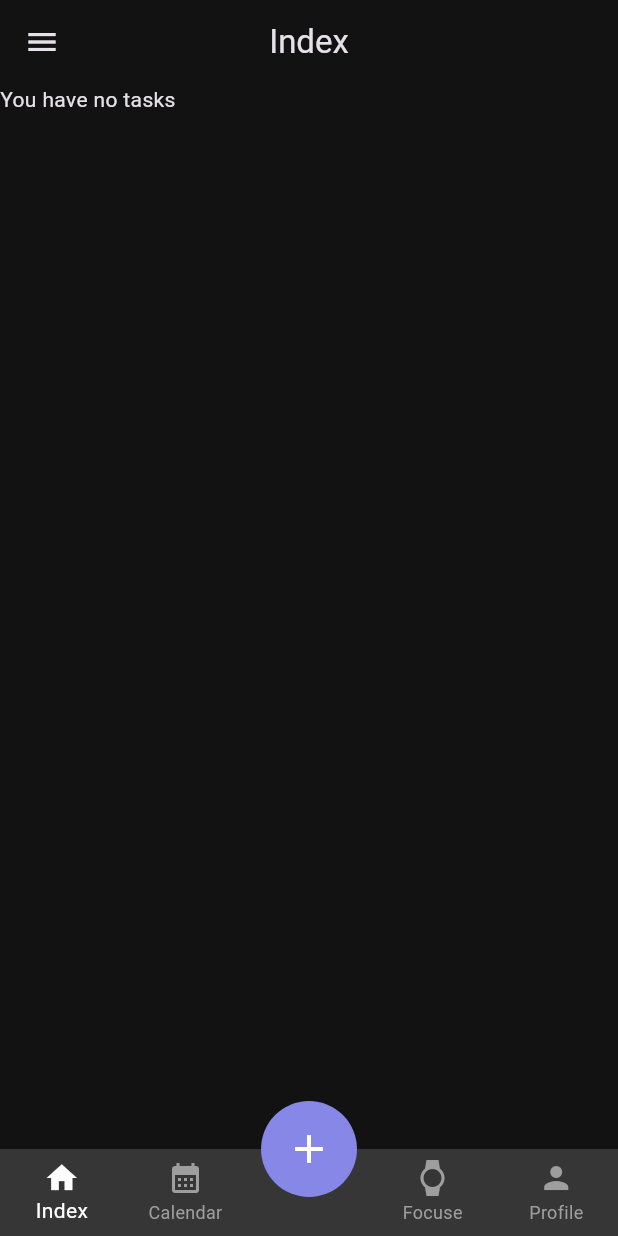
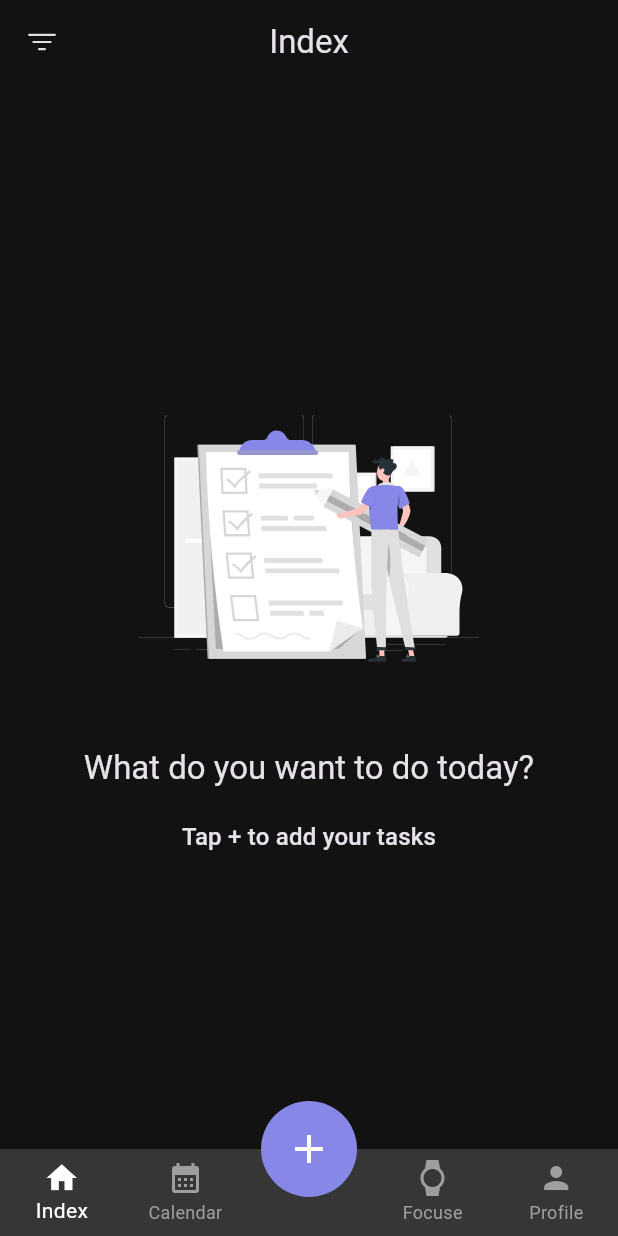
Before and after one commit to Sanjarbek17/really_simple_todolist_app, a Flutter app: the screen it shows after launch, on a phone screen of 412 x 824 dp. Run offline on Flutter 3.47's test engine with Material 3 defaults, Android fonts, the phone set to English and light mode, and no system bars; our stand-ins replace flutter_svg.

Commit message:
extension text

```diff
--- a/lib/core/custom_theme.dart
+++ b/lib/core/theme/custom_theme.dart
@@ -1,5 +1,5 @@
 import 'package:flutter/material.dart';
-import 'package:really_simple_todolist_app/core/custom_colors.dart';
+import 'package:really_simple_todolist_app/core/theme/custom_colors.dart';
 
 final ThemeData lightTheme = ThemeData(
   primarySwatch: Colors.blue,
@@ -28,3 +28,7 @@ final ThemeData darkTheme = ThemeData(
     // unselectedIconTheme: IconThemeData(color: Colors.white),
   ),
 );
+
+const TextTheme textTheme = TextTheme(
+
+);
--- /dev/null
+++ b/lib/gen/assets.gen.dart
@@ -0,0 +1,27 @@
+/// GENERATED CODE - DO NOT MODIFY BY HAND
+/// *****************************************************
+///  FlutterGen
+/// *****************************************************
+
+// coverage:ignore-file
+// ignore_for_file: type=lint
+// ignore_for_file: directives_ordering,unnecessary_import,implicit_dynamic_list_literal,deprecated_member_use
+
+class $AssetsIconsGen {
+  const $AssetsIconsGen();
+
+  /// File path: assets/icons/drawer.svg
+  String get drawer => 'assets/icons/drawer.svg';
+
+  /// File path: assets/icons/welcome.svg
+  String get welcome => 'assets/icons/welcome.svg';
+
+  /// List of all assets
+  List<String> get values => [drawer, welcome];
+}
+
+class Assets {
+  Assets._();
+
+  static const $AssetsIconsGen icons = $AssetsIconsGen();
+}
--- a/lib/my_app.dart
+++ b/lib/my_app.dart
@@ -1,8 +1,8 @@
 import 'package:flutter/material.dart';
 import 'package:provider/provider.dart';
 import 'package:really_simple_todolist_app/bloc/theme_manager.dart';
-import 'package:really_simple_todolist_app/core/custom_colors.dart';
-import 'package:really_simple_todolist_app/core/custom_theme.dart';
+import 'package:really_simple_todolist_app/core/theme/custom_colors.dart';
+import 'package:really_simple_todolist_app/core/theme/custom_theme.dart';
 import 'package:really_simple_todolist_app/pages/calendar_screen.dart';
 import 'package:really_simple_todolist_app/pages/focuse_screen.dart';
 import 'package:really_simple_todolist_app/pages/home_screen.dart';
--- a/lib/pages/home_screen.dart
+++ b/lib/pages/home_screen.dart
@@ -1,4 +1,7 @@
 import 'package:flutter/material.dart';
+import 'package:flutter_svg/svg.dart';
+import 'package:really_simple_todolist_app/core/extension/build_context_extension.dart';
+import 'package:really_simple_todolist_app/gen/assets.gen.dart';
 
 class HomeScreen extends StatefulWidget {
   const HomeScreen({super.key});
@@ -15,18 +18,33 @@ class _HomeScreenState extends State<HomeScreen> {
       appBar: AppBar(
         centerTitle: true,
         leading: IconButton(
-          icon: const Icon(Icons.menu),
+          icon: SvgPicture.asset(Assets.icons.drawer),
           onPressed: () {},
         ),
-        title: const Text('Index'),
+        title: Text('Index', style: context.tl),
       ),
-      body: isHave
-          ? const Text(
-              'Add your tasks',
-            )
-          : const Text(
-              'You have no tasks',
+      body: Column(
+        mainAxisAlignment: MainAxisAlignment.center,
+        children: [
+          Center(
+            child: Column(
+              children: [
+                SvgPicture.asset(Assets.icons.welcome),
+                const SizedBox(height: 20),
+                Text(
+                  'What do you want to do today?',
+                  style: context.tl,
+                ),
+                const SizedBox(height: 20),
+                Text(
+                  'Tap + to add your tasks',
+                  style: context.tm,
+                ),
+              ],
             ),
+          ),
+        ],
+      ),
     );
   }
 }
```
Also changed, not shown: lib/core/extension/build_context_extension.dart (added, +48 -0 lines), pubspec.yaml (+6 -4 lines), assets/icons/drawer.svg (added), assets/icons/welcome.svg (added), lib/core/theme/custom_colors.dart (renamed from lib/core/custom_colors.dart), pubspec.lock, 1 other file.
